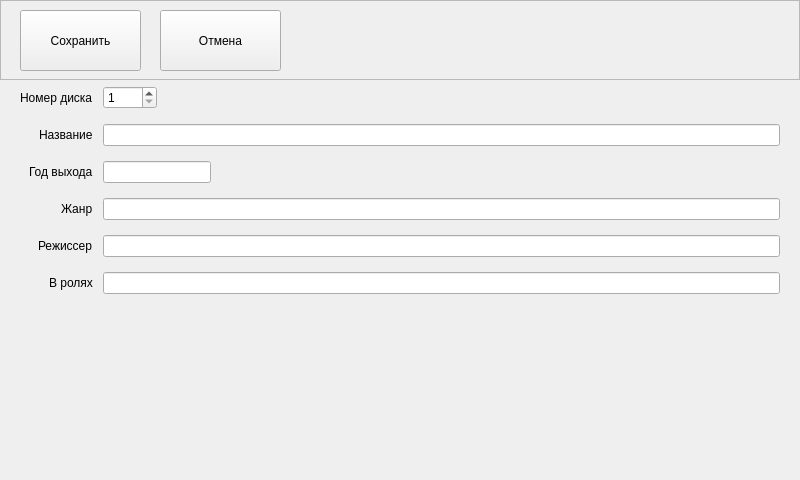
This is Filmlibrary/ui/templates/filmformwidget.ui in DoooMer/film-library as Qt 5 draws it before an edit. The edited form follows.
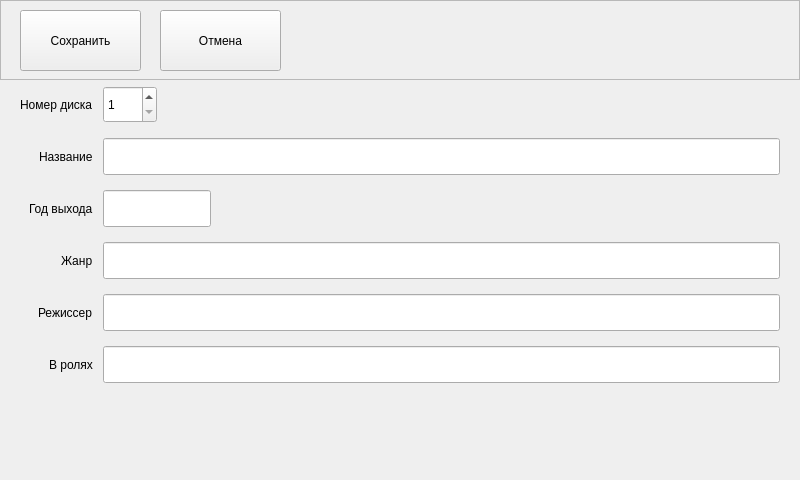
This is the edited form.

Commit message: add basic search

The edit to the form file:
```diff
--- a/Filmlibrary/ui/templates/filmformwidget.ui
+++ b/Filmlibrary/ui/templates/filmformwidget.ui
@@ -135,6 +135,12 @@
      </property>
      <item row="0" column="0">
       <widget class="QLabel" name="diskLabel">
+       <property name="minimumSize">
+        <size>
+         <width>0</width>
+         <height>37</height>
+        </size>
+       </property>
        <property name="text">
         <string>Номер диска</string>
        </property>
@@ -142,6 +148,12 @@
      </item>
      <item row="0" column="1">
       <widget class="QSpinBox" name="diskInput">
+       <property name="minimumSize">
+        <size>
+         <width>0</width>
+         <height>37</height>
+        </size>
+       </property>
        <property name="minimum">
         <number>1</number>
        </property>
@@ -152,16 +164,35 @@
      </item>
      <item row="1" column="0">
       <widget class="QLabel" name="titleLabel">
+       <property name="minimumSize">
+        <size>
+         <width>0</width>
+         <height>37</height>
+        </size>
+       </property>
        <property name="text">
         <string>Название</string>
        </property>
       </widget>
      </item>
      <item row="1" column="1">
-      <widget class="QLineEdit" name="titleInput"/>
+      <widget class="QLineEdit" name="titleInput">
+       <property name="minimumSize">
+        <size>
+         <width>0</width>
+         <height>37</height>
+        </size>
+       </property>
+      </widget>
      </item>
      <item row="2" column="0">
       <widget class="QLabel" name="yearLabel">
+       <property name="minimumSize">
+        <size>
+         <width>0</width>
+         <height>37</height>
+        </size>
+       </property>
        <property name="text">
         <string>Год выхода</string>
        </property>
@@ -175,6 +206,12 @@
          <verstretch>0</verstretch>
         </sizepolicy>
        </property>
+       <property name="minimumSize">
+        <size>
+         <width>0</width>
+         <height>37</height>
+        </size>
+       </property>
        <property name="inputMask">
         <string>9999</string>
        </property>
@@ -191,33 +228,72 @@
      </item>
      <item row="3" column="0">
       <widget class="QLabel" name="genreLabel">
+       <property name="minimumSize">
+        <size>
+         <width>0</width>
+         <height>37</height>
+        </size>
+       </property>
        <property name="text">
         <string>Жанр</string>
        </property>
       </widget>
      </item>
      <item row="3" column="1">
-      <widget class="QLineEdit" name="genreInput"/>
+      <widget class="QLineEdit" name="genreInput">
+       <property name="minimumSize">
+        <size>
+         <width>0</width>
+         <height>37</height>
+        </size>
+       </property>
+      </widget>
      </item>
      <item row="4" column="0">
       <widget class="QLabel" name="directorLabel">
+       <property name="minimumSize">
+        <size>
+         <width>0</width>
+         <height>37</height>
+        </size>
+       </property>
        <property name="text">
         <string>Режиссер</string>
        </property>
       </widget>
      </item>
      <item row="4" column="1">
-      <widget class="QLineEdit" name="directorInput"/>
+      <widget class="QLineEdit" name="directorInput">
+       <property name="minimumSize">
+        <size>
+         <width>0</width>
+         <height>37</height>
+        </size>
+       </property>
+      </widget>
      </item>
      <item row="5" column="0">
       <widget class="QLabel" name="roleLabel">
+       <property name="minimumSize">
+        <size>
+         <width>0</width>
+         <height>37</height>
+        </size>
+       </property>
        <property name="text">
         <string>В ролях</string>
        </property>
       </widget>
      </item>
      <item row="5" column="1">
-      <widget class="QLineEdit" name="roleInput"/>
+      <widget class="QLineEdit" name="roleInput">
+       <property name="minimumSize">
+        <size>
+         <width>0</width>
+         <height>37</height>
+        </size>
+       </property>
+      </widget>
      </item>
     </layout>
    </item>
```
The commit also changes 2 other files.
